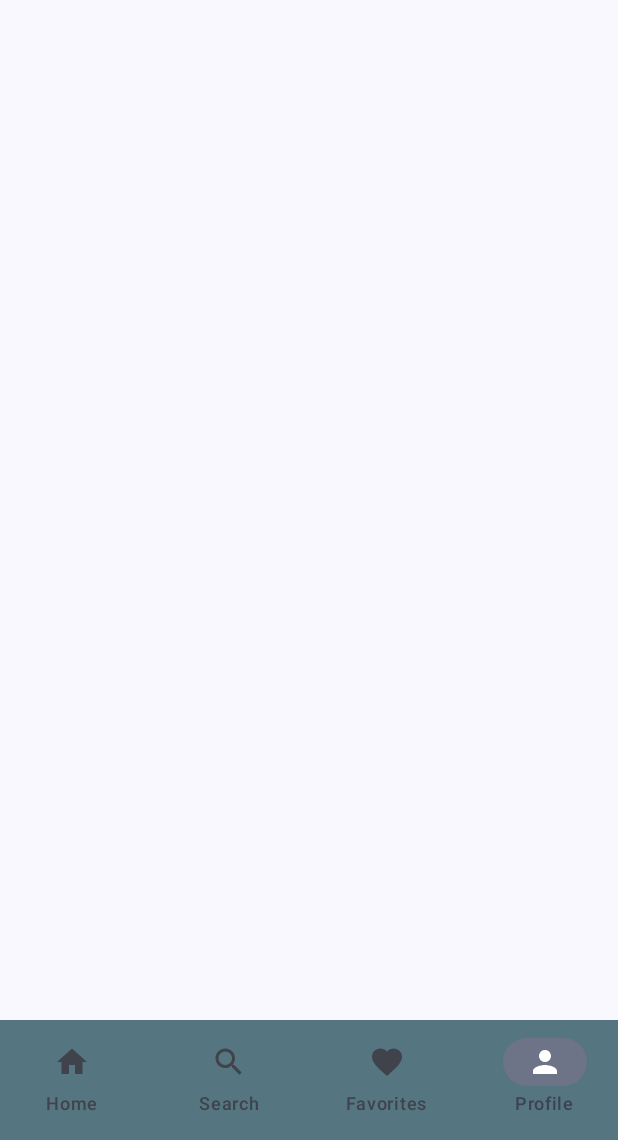
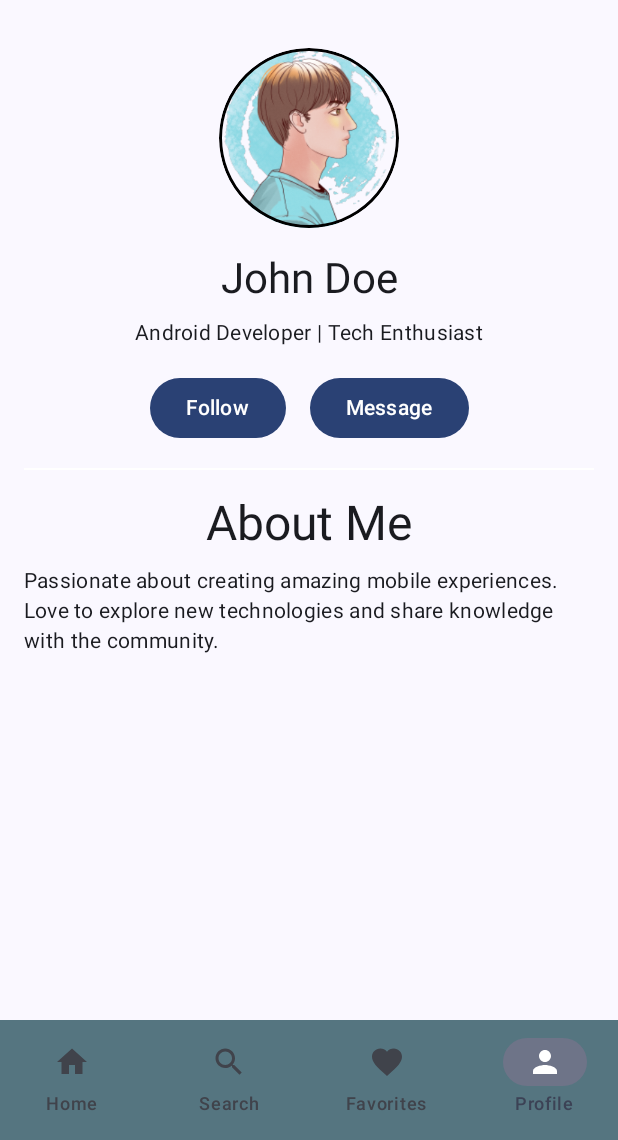
Before and after one commit to vivekbhanse/MealCooker-Koin, an Android app built with Jetpack Compose: the screen it shows after launch (MainActivity), item 4 of the bottom bar chosen, on a phone screen of 412 x 824 dp, the part 96-1236 px from its top. Run offline under Robolectric (Android 15) with nearby library versions, the light colour scheme and no system bars; our stand-ins replace Room's generated code, Timber, accompanist; libraries missing offline, so code that uses them is left out: com.neo.wave; pictures from the network do not load.

Commit message:
added profile screen

```diff
--- a/app/src/main/java/com/example/mykoinapp/MainActivity.kt
+++ b/app/src/main/java/com/example/mykoinapp/MainActivity.kt
@@ -17,6 +17,7 @@ import androidx.navigation.compose.NavHost
 import androidx.navigation.compose.composable
 import androidx.navigation.compose.currentBackStackEntryAsState
 import androidx.navigation.compose.rememberNavController
+import com.example.mykoinapp.presentation.ProfileScreen
 import com.example.mykoinapp.presentation.Screen
 import com.example.mykoinapp.presentation.fav_meal.FavMealListScreen
 import com.example.mykoinapp.presentation.home.AppTopBar
@@ -78,7 +79,7 @@ fun Greeting(name: String, modifier: Modifier = Modifier) {
                     ) // Pass the data
                 }
                 composable(Screen.Favorites.route) { FavMealListScreen() }
-                composable(Screen.Profile.route) { }
+                composable(Screen.Profile.route) { ProfileScreen()}
                 composable(Screen.Search.route) { }
             }
         }
--- /dev/null
+++ b/app/src/main/java/com/example/mykoinapp/presentation/ProfileScreen.kt
@@ -0,0 +1,98 @@
+package com.example.mykoinapp.presentation
+
+import androidx.compose.foundation.Image
+import androidx.compose.foundation.border
+import androidx.compose.foundation.layout.Arrangement
+import androidx.compose.foundation.layout.Column
+import androidx.compose.foundation.layout.Row
+import androidx.compose.foundation.layout.Spacer
+import androidx.compose.foundation.layout.fillMaxSize
+import androidx.compose.foundation.layout.height
+import androidx.compose.foundation.layout.padding
+import androidx.compose.foundation.layout.size
+import androidx.compose.foundation.shape.CircleShape
+import androidx.compose.material3.Button
+import androidx.compose.material3.Divider
+import androidx.compose.material3.MaterialTheme
+import androidx.compose.material3.Scaffold
+import androidx.compose.material3.Text
+import androidx.compose.material3.TopAppBar
+import androidx.compose.runtime.Composable
+import androidx.compose.ui.Alignment
+import androidx.compose.ui.Modifier
+import androidx.compose.ui.draw.clip
+import androidx.compose.ui.graphics.Color
+import androidx.compose.ui.res.painterResource
+import androidx.compose.ui.unit.dp
+import com.example.mykoinapp.R
+
+@Composable
+fun ProfileScreen() {
+    val profileImage = painterResource(id = R.drawable.profile_pic) // Replace with your image resource
+    val backgroundColor = Color(0xFFBBDEFB) // Light blue background
+
+//    Scaffold(
+//        topBar = {
+//            TopAppBar(
+//                title = { Text("Profile") },
+//                backgroundColor = backgroundColor,
+//                contentColor = Color.White
+//            )
+//        },
+//        backgroundColor = backgroundColor
+//    ) {
+        Column(
+            modifier = Modifier
+                .fillMaxSize()
+                .padding(16.dp),
+            horizontalAlignment = Alignment.CenterHorizontally
+        ) {
+            Spacer(modifier = Modifier.height(16.dp))
+            Image(
+                painter = profileImage,
+                contentDescription = "Profile Picture",
+                modifier = Modifier
+                    .size(120.dp)
+                    .clip(CircleShape)
+                    .border(2.dp, Color.Black, CircleShape)
+            )
+            Spacer(modifier = Modifier.height(16.dp))
+            Text(
+                text = "John Doe",
+                style = MaterialTheme.typography.headlineMedium,
+//                color = Color.White
+            )
+            Spacer(modifier = Modifier.height(8.dp))
+            Text(
+                text = "Android Developer | Tech Enthusiast",
+                style = MaterialTheme.typography.bodyMedium,
+//                color = Color.White
+            )
+            Spacer(modifier = Modifier.height(16.dp))
+            Row(
+                horizontalArrangement = Arrangement.spacedBy(16.dp)
+            ) {
+                Button(onClick = { /* TODO: Handle Follow */ }) {
+                    Text("Follow")
+                }
+                Button(onClick = { /* TODO: Handle Message */ }) {
+                    Text("Message")
+                }
+            }
+            Spacer(modifier = Modifier.height(16.dp))
+            Divider(color = Color.White, thickness = 1.dp)
+            Spacer(modifier = Modifier.height(16.dp))
+            Text(
+                text = "About Me",
+                style = MaterialTheme.typography.headlineLarge,
+//                color = Color.White
+            )
+            Spacer(modifier = Modifier.height(8.dp))
+            Text(
+                text = "Passionate about creating amazing mobile experiences. Love to explore new technologies and share knowledge with the community.",
+                style = MaterialTheme.typography.bodyMedium,
+//                color = Color.White
+            )
+        }
+
+}
```
Also changed, not shown: app/src/main/res/drawable/profile_pic.png (added).
